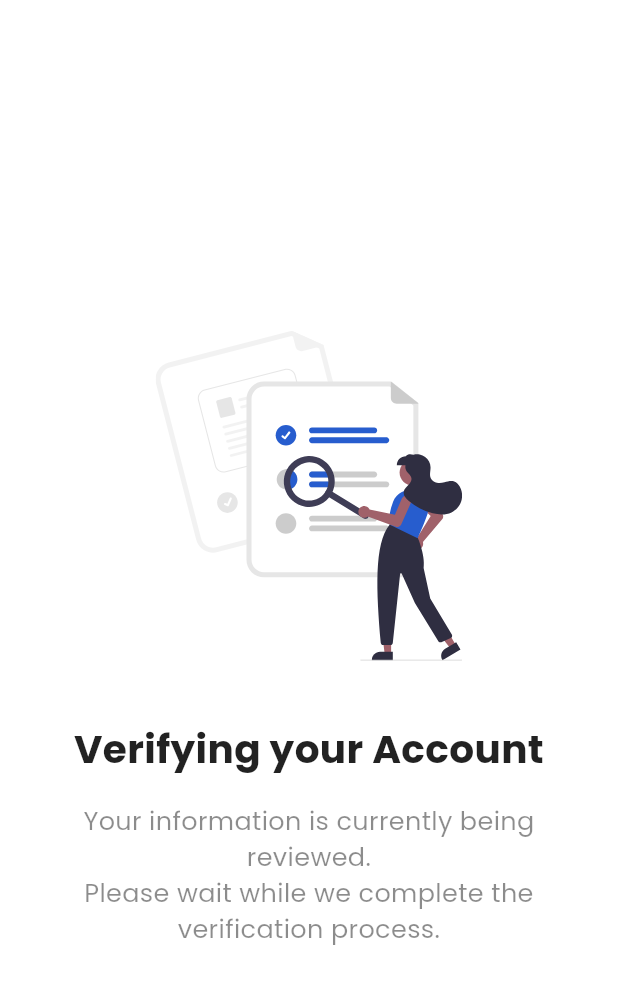
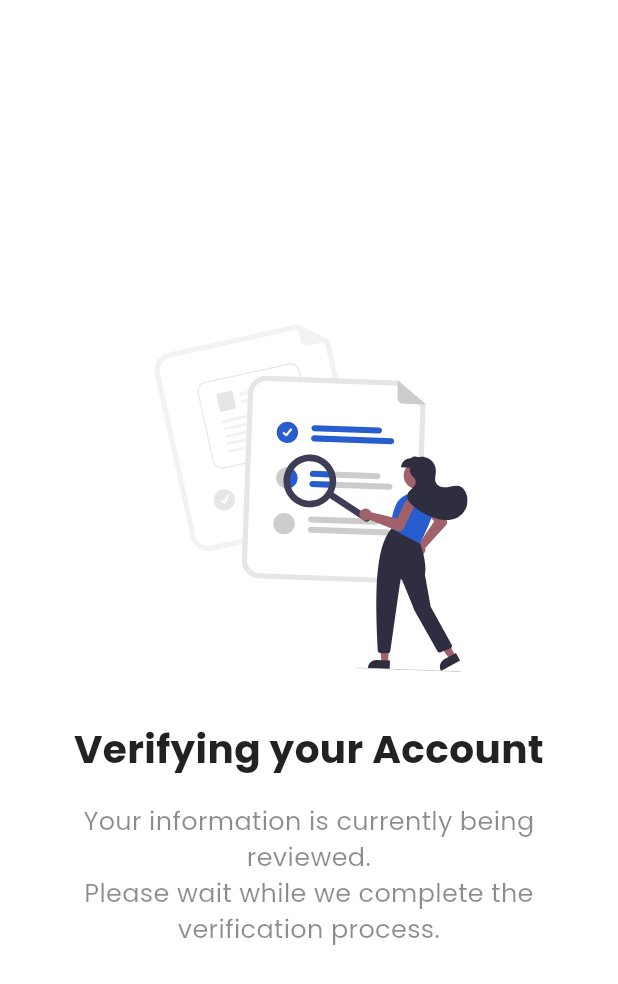
Before and after one commit to Yunaaaard/FastSosyo, a Flutter app: the VerifyPerson screen opened directly, on a phone screen of 412 x 824 dp. Shown: the top 984 px of the screen. Run offline on Flutter 3.47's test engine with Material 3 defaults, Android fonts, the phone set to English and light mode, and no system bars; our stand-ins replace confetti, dotted_border, flutter_svg; project files that could hold a hidden picture were left out.

Commit message:
added icon animation in verification process

```diff
--- a/lib/app/data/modules/get_basic_information/screens/verification_process_screen.dart
+++ b/lib/app/data/modules/get_basic_information/screens/verification_process_screen.dart
@@ -10,9 +10,11 @@ class VerifyPerson extends StatefulWidget {
   State<VerifyPerson> createState() => _VerifyPersonState();
 }
 
-class _VerifyPersonState extends State<VerifyPerson> {
+class _VerifyPersonState extends State<VerifyPerson>
+    with SingleTickerProviderStateMixin {  // ← required for AnimationController vsync
   int _seconds = 5;
   Timer? _timer;
+  late AnimationController _animationController;
 
   @override
   void initState() {
@@ -29,26 +31,45 @@ class _VerifyPersonState extends State<VerifyPerson> {
         });
       }
     });
+    _animationController = AnimationController(
+      vsync: this,
+      duration: const Duration(seconds: 2),
+    )..repeat(reverse: true);
   }
 
   @override
   void dispose() {
     _timer?.cancel();
+    _animationController.dispose();
     super.dispose();
   }
 
   @override
   Widget build(BuildContext context) {
     return Scaffold(
-      backgroundColor: const Color(0xF6F9FF),
+      backgroundColor: Colors.white,
       body: SafeArea(
         child: Column(
           mainAxisAlignment: MainAxisAlignment.center,
           children: [
             const SizedBox(height: 60),
-            SvgPicture.asset(
-              'assets/icons/verify-person-icon.svg',
-              height: 220,
+            AnimatedBuilder(
+              animation: _animationController,
+              builder: (context, child) {
+                final scale = 1 + 0.08 * (_animationController.value - 0.5).abs();
+                final rotation = 0.08 * (_animationController.value - 0.5);
+                return Transform.rotate(
+                  angle: rotation,
+                  child: Transform.scale(
+                    scale: scale,
+                    child: child,
+                  ),
+                );
+              },
+              child: SvgPicture.asset(
+                'assets/icons/verify-person-icon.svg',
+                height: 220,
+              ),
             ),
             const SizedBox(height: 40),
             const Text(
```
Also changed, not shown: lib/app/data/modules/success_eligibility/screens/loan_success_screen.dart (+22 -6 lines).
